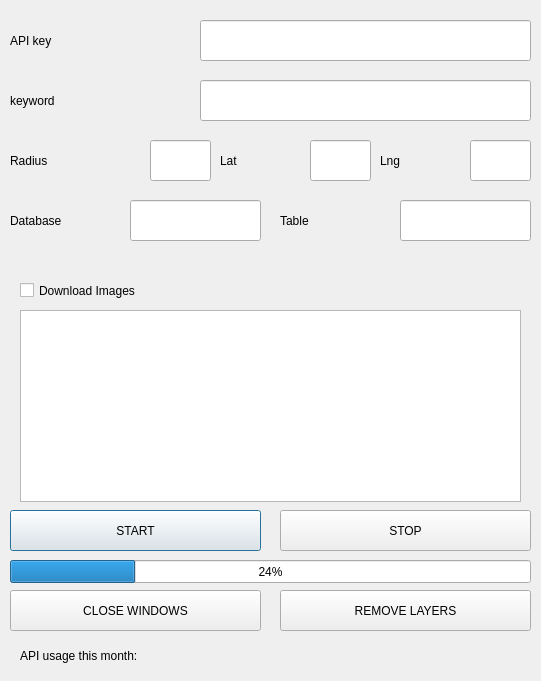
arka816/ta-api, file ta_api_dialog_base.ui: the form before one commit.
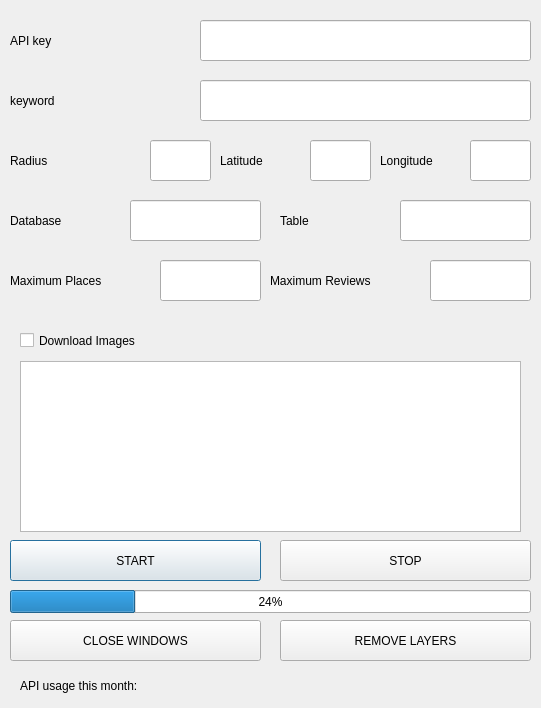
The form after the commit.

The edit to the form file:
```diff
--- a/ta_api_dialog_base.ui
+++ b/ta_api_dialog_base.ui
@@ -7,7 +7,7 @@
     <x>0</x>
     <y>0</y>
     <width>541</width>
-    <height>681</height>
+    <height>708</height>
    </rect>
   </property>
   <property name="windowTitle">
@@ -112,7 +112,7 @@
     </rect>
    </property>
    <property name="text">
-    <string>Lat</string>
+    <string>Latitude</string>
    </property>
   </widget>
   <widget class="QLabel" name="label_5">
@@ -125,14 +125,14 @@
     </rect>
    </property>
    <property name="text">
-    <string>Lng</string>
+    <string>Longitude</string>
    </property>
   </widget>
   <widget class="QCheckBox" name="downloadImages">
    <property name="geometry">
     <rect>
      <x>20</x>
-     <y>270</y>
+     <y>320</y>
      <width>341</width>
      <height>41</height>
     </rect>
@@ -145,9 +145,9 @@
    <property name="geometry">
     <rect>
      <x>20</x>
-     <y>310</y>
+     <y>361</y>
      <width>501</width>
-     <height>192</height>
+     <height>171</height>
     </rect>
    </property>
   </widget>
@@ -155,7 +155,7 @@
    <property name="geometry">
     <rect>
      <x>10</x>
-     <y>510</y>
+     <y>540</y>
      <width>251</width>
      <height>41</height>
     </rect>
@@ -168,7 +168,7 @@
    <property name="geometry">
     <rect>
      <x>280</x>
-     <y>510</y>
+     <y>540</y>
      <width>251</width>
      <height>41</height>
     </rect>
@@ -227,7 +227,7 @@
    <property name="geometry">
     <rect>
      <x>10</x>
-     <y>560</y>
+     <y>590</y>
      <width>521</width>
      <height>23</height>
     </rect>
@@ -240,7 +240,7 @@
    <property name="geometry">
     <rect>
      <x>20</x>
-     <y>640</y>
+     <y>670</y>
      <width>131</width>
      <height>31</height>
     </rect>
@@ -253,7 +253,7 @@
    <property name="geometry">
     <rect>
      <x>160</x>
-     <y>640</y>
+     <y>670</y>
      <width>181</width>
      <height>31</height>
     </rect>
@@ -266,7 +266,7 @@
    <property name="geometry">
     <rect>
      <x>10</x>
-     <y>590</y>
+     <y>620</y>
      <width>251</width>
      <height>41</height>
     </rect>
@@ -279,7 +279,7 @@
    <property name="geometry">
     <rect>
      <x>280</x>
-     <y>590</y>
+     <y>620</y>
      <width>251</width>
      <height>41</height>
     </rect>
@@ -288,6 +288,52 @@
     <string>REMOVE LAYERS</string>
    </property>
   </widget>
+  <widget class="QLabel" name="label_9">
+   <property name="geometry">
+    <rect>
+     <x>10</x>
+     <y>260</y>
+     <width>151</width>
+     <height>41</height>
+    </rect>
+   </property>
+   <property name="text">
+    <string>Maximum Places</string>
+   </property>
+  </widget>
+  <widget class="QLineEdit" name="maxPlaces">
+   <property name="geometry">
+    <rect>
+     <x>160</x>
+     <y>260</y>
+     <width>101</width>
+     <height>41</height>
+    </rect>
+   </property>
+  </widget>
+  <widget class="QLabel" name="label_10">
+   <property name="geometry">
+    <rect>
+     <x>270</x>
+     <y>260</y>
+     <width>161</width>
+     <height>41</height>
+    </rect>
+   </property>
+   <property name="text">
+    <string>Maximum Reviews</string>
+   </property>
+  </widget>
+  <widget class="QLineEdit" name="maxReviews">
+   <property name="geometry">
+    <rect>
+     <x>430</x>
+     <y>260</y>
+     <width>101</width>
+     <height>41</height>
+    </rect>
+   </property>
+  </widget>
  </widget>
  <resources/>
  <connections/>
```
